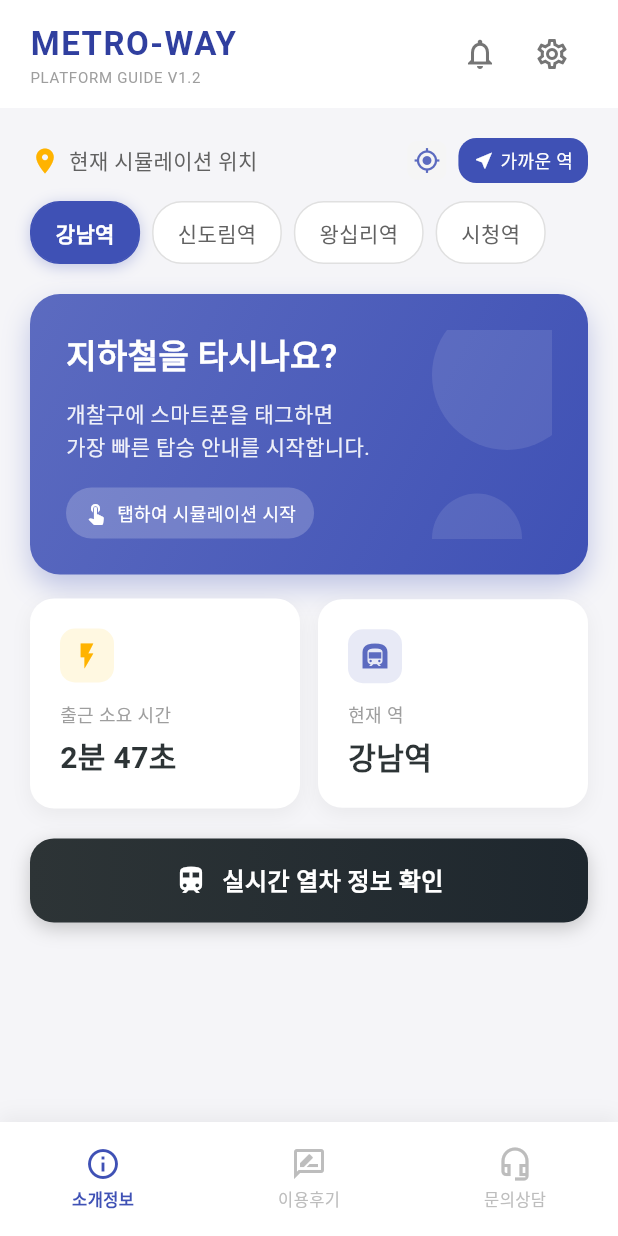
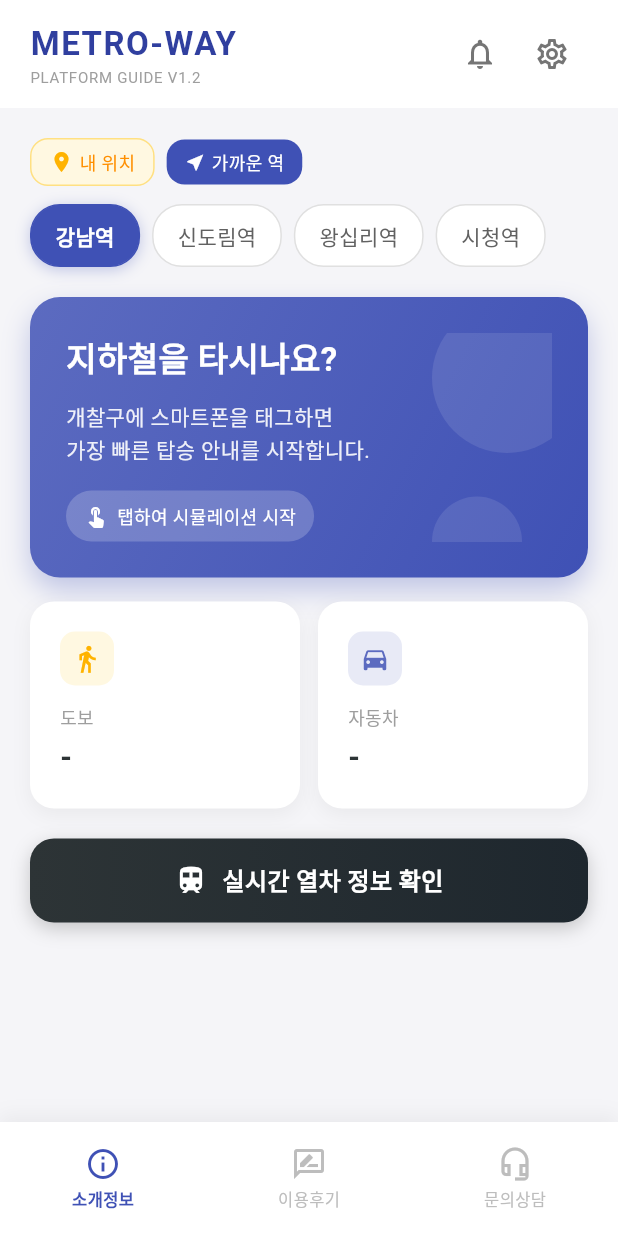
Before and after one commit to johnny9210/subway, a Flutter app: the screen it shows after launch, on a phone screen of 412 x 824 dp. Run offline on Flutter 3.47's test engine with Material 3 defaults, Android fonts, the phone set to English and light mode, and no system bars; our stand-ins replace flutter_map, flutter_riverpod, geolocator, hive_flutter, latlong2; accounts and stored records are empty; Roboto replaces fonts that are missing (Pretendard).

Commit message:
feat: improve UI and add travel time calculation
- Simplify location header: [내 위치] [가까운 역] buttons
- Add walking/driving time calculation based on actual distance
- Show line number in station names (군자역 5호선, 군자역 7호선)
- Update time cards to reflect selected station distance

```diff
--- a/smart-subway-guide/apps/mobile/lib/features/boarding/presentation/screens/home_screen.dart
+++ b/smart-subway-guide/apps/mobile/lib/features/boarding/presentation/screens/home_screen.dart
@@ -106,31 +106,30 @@ class _HomeScreenState extends State<HomeScreen> {
   Widget _buildLocationHeader() {
     return Row(
       children: [
-        Icon(Icons.location_on, color: Colors.amber[600], size: 20),
-        const SizedBox(width: 6),
-        Expanded(
-          child: Text(
-            '현재 시뮬레이션 위치',
-            style: TextStyle(
-              fontSize: 14,
-              color: Colors.grey[700],
-              fontWeight: FontWeight.w500,
-            ),
-          ),
-        ),
-        // 위치 확인 버튼
+        // 내 위치 버튼
         GestureDetector(
           onTap: _showCurrentLocation,
           child: Container(
-            padding: const EdgeInsets.all(4),
+            padding: const EdgeInsets.symmetric(horizontal: 12, vertical: 6),
             decoration: BoxDecoration(
-              color: Colors.grey[100],
-              borderRadius: BorderRadius.circular(6),
+              color: Colors.amber[50],
+              borderRadius: BorderRadius.circular(12),
+              border: Border.all(color: Colors.amber[200]!),
             ),
-            child: Icon(
-              Icons.my_location,
-              color: Colors.indigo[400],
-              size: 18,
+            child: Row(
+              mainAxisSize: MainAxisSize.min,
+              children: [
+                Icon(Icons.location_on, color: Colors.amber[600], size: 16),
+                const SizedBox(width: 4),
+                Text(
+                  '내 위치',
+                  style: TextStyle(
+                    fontSize: 12,
+                    color: Colors.amber[800],
+                    fontWeight: FontWeight.w500,
+                  ),
+                ),
+              ],
             ),
           ),
         ),
@@ -139,7 +138,7 @@ class _HomeScreenState extends State<HomeScreen> {
         GestureDetector(
           onTap: _isLoadingNearby ? null : _findNearbyStations,
           child: Container(
-            padding: const EdgeInsets.symmetric(horizontal: 10, vertical: 6),
+            padding: const EdgeInsets.symmetric(horizontal: 12, vertical: 6),
             decoration: BoxDecoration(
               color: AppTheme.primaryColor,
               borderRadius: BorderRadius.circular(12),
@@ -597,10 +596,51 @@ class _HomeScreenState extends State<HomeScreen> {
     );
   }
 
+  /// 거리(미터)를 도보 시간으로 변환 (4.2 km/h 기준)
+  String _calculateWalkingTime(double meters) {
+    const walkingSpeedMeterPerMin = 70.0; // 4.2 km/h = 70 m/min
+    final minutes = meters / walkingSpeedMeterPerMin;
+
+    if (minutes < 1) {
+      return '1분 미만';
+    } else if (minutes < 60) {
+      return '${minutes.round()}분';
+    } else {
+      final hours = (minutes / 60).floor();
+      final mins = (minutes % 60).round();
+      return '$hours시간 $mins분';
+    }
+  }
+
+  /// 거리(미터)를 자동차 시간으로 변환 (30 km/h 기준)
+  String _calculateDrivingTime(double meters) {
+    const drivingSpeedMeterPerMin = 500.0; // 30 km/h = 500 m/min
+    final minutes = meters / drivingSpeedMeterPerMin;
+
+    if (minutes < 1) {
+      final seconds = (minutes * 60).round();
+      return '$seconds초';
+    } else {
+      return '${minutes.round()}분';
+    }
+  }
+
   Widget _buildInfoCards() {
+    // 선택된 역 정보 찾기
+    final hasNearbyData = _nearbyStations.isNotEmpty;
+    NearbyStation? selectedStationData;
+    if (hasNearbyData) {
+      selectedStationData = _nearbyStations.firstWhere(
+        (s) => s.stationName == selectedStation,
+        orElse: () => _nearbyStations.first,
+      );
+    }
+    final selectedDistance = selectedStationData?.distanceMeters ?? 0.0;
+    final selectedDistanceText = selectedStationData?.distanceText ?? '';
+
     return Row(
       children: [
-        // 출근 소요 시간 카드
+        // 도보 소요 시간 카드
         Expanded(
           child: Container(
             padding: const EdgeInsets.all(20),
@@ -625,34 +665,42 @@ class _HomeScreenState extends State<HomeScreen> {
                     borderRadius: BorderRadius.circular(10),
                   ),
                   child: Icon(
-                    Icons.flash_on,
+                    Icons.directions_walk,
                     color: Colors.amber[600],
                     size: 20,
                   ),
                 ),
                 const SizedBox(height: 12),
                 Text(
-                  '출근 소요 시간',
+                  '도보',
                   style: TextStyle(
                     fontSize: 12,
                     color: Colors.grey[500],
                   ),
                 ),
                 const SizedBox(height: 4),
-                const Text(
-                  '2분 47초',
-                  style: TextStyle(
+                Text(
+                  hasNearbyData ? _calculateWalkingTime(selectedDistance) : '-',
+                  style: const TextStyle(
                     fontSize: 20,
                     fontWeight: FontWeight.bold,
                     color: AppTheme.textPrimary,
                   ),
                 ),
+                if (hasNearbyData)
+                  Text(
+                    selectedDistanceText,
+                    style: TextStyle(
+                      fontSize: 11,
+                      color: Colors.grey[400],
+                    ),
+                  ),
               ],
             ),
           ),
         ),
         const SizedBox(width: 12),
-        // 현재 역 카드
+        // 자동차 소요 시간 카드
         Expanded(
           child: Container(
             padding: const EdgeInsets.all(20),
@@ -677,14 +725,14 @@ class _HomeScreenState extends State<HomeScreen> {
                     borderRadius: BorderRadius.circular(10),
                   ),
                   child: Icon(
-                    Icons.subway,
+                    Icons.directions_car,
                     color: Colors.indigo[400],
                     size: 20,
                   ),
                 ),
                 const SizedBox(height: 12),
                 Text(
-                  '현재 역',
+                  '자동차',
                   style: TextStyle(
                     fontSize: 12,
                     color: Colors.grey[500],
@@ -692,13 +740,21 @@ class _HomeScreenState extends State<HomeScreen> {
                 ),
                 const SizedBox(height: 4),
                 Text(
-                  selectedStation,
+                  hasNearbyData ? _calculateDrivingTime(selectedDistance) : '-',
                   style: const TextStyle(
                     fontSize: 20,
                     fontWeight: FontWeight.bold,
                     color: AppTheme.textPrimary,
                   ),
                 ),
+                if (hasNearbyData)
+                  Text(
+                    selectedStation,
+                    style: TextStyle(
+                      fontSize: 11,
+                      color: Colors.grey[400],
+                    ),
+                  ),
               ],
             ),
           ),
```
Also changed, not shown: 1 other file.
